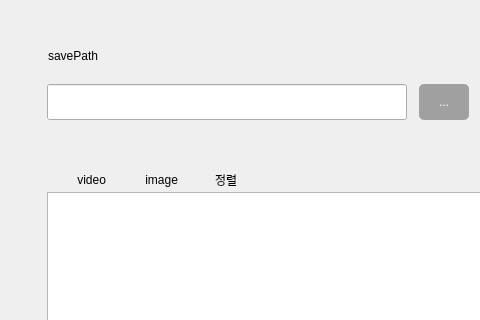
The window that Adora/Adora/Ui/Setting/GeneralSettingWidget.ui (hash1018/Adora) describes before a commit, drawn with Qt 5; both pictures show x 0 to 480 and y 0 to 320 of the 593 by 558 pixel window.
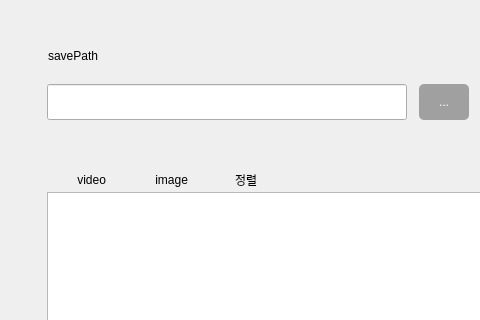
The same window after the commit. Icons and pictures are not drawn. Custom widgets are drawn as their Qt base class.

Patch:
```diff
--- a/Adora/Adora/Ui/Setting/GeneralSettingWidget.ui
+++ b/Adora/Adora/Ui/Setting/GeneralSettingWidget.ui
@@ -235,7 +235,7 @@
   <widget class="AbstractButton" name="imageButton">
    <property name="geometry">
     <rect>
-     <x>120</x>
+     <x>130</x>
      <y>167</y>
      <width>70</width>
      <height>25</height>
@@ -260,7 +260,7 @@
   <widget class="QPushButton" name="orderByButton">
    <property name="geometry">
     <rect>
-     <x>190</x>
+     <x>210</x>
      <y>167</y>
      <width>59</width>
      <height>25</height>
@@ -387,19 +387,19 @@
     <rect>
      <x>48</x>
      <y>45</y>
-     <width>67</width>
+     <width>200</width>
      <height>21</height>
     </rect>
    </property>
    <property name="minimumSize">
     <size>
-     <width>67</width>
+     <width>200</width>
      <height>21</height>
     </size>
    </property>
    <property name="maximumSize">
     <size>
-     <width>67</width>
+     <width>200</width>
      <height>21</height>
     </size>
    </property>
```
